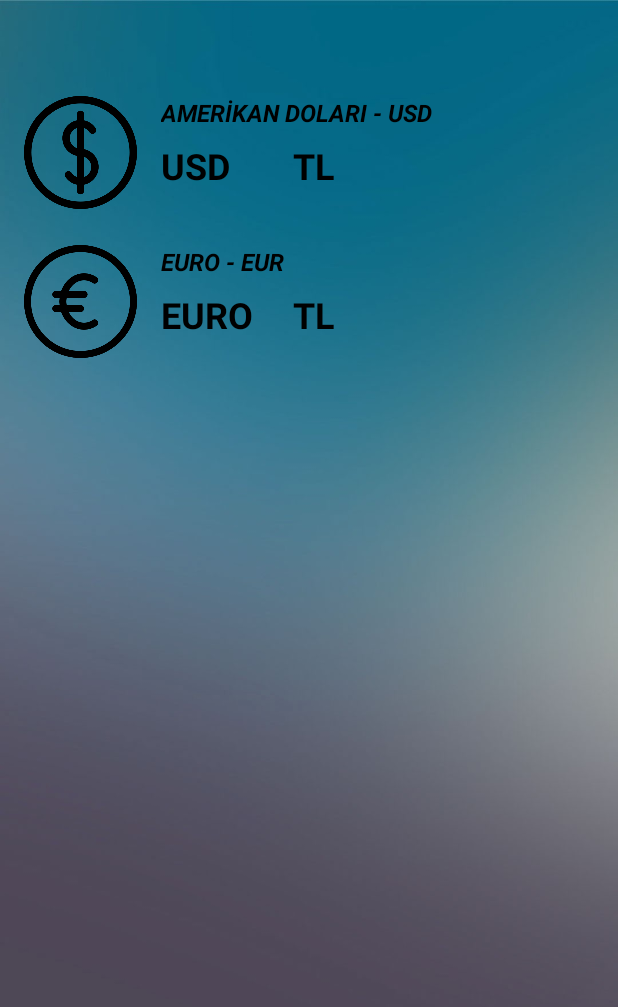
After one commit to osmankiraz/WeatherApp, an Android app: the CurrencyActivity screen opened directly, with no data from a screen before it, on a phone screen of 412 x 824 dp. The commit adds this screen. Shown: the top 1007 px of the screen. Run offline under Robolectric (Android 15) with nearby library versions, the phone set to English and light mode, and no system bars; our stand-ins replace Volley; network calls fail.

Commit message:
doviz+havadurumu tam (sqlitesız)

```diff
--- a/app/build.gradle
+++ b/app/build.gradle
@@ -25,7 +25,7 @@ android {
 
 dependencies {
     implementation fileTree(dir: 'libs', include: ['*.jar'])
-    implementation"org.jetbrains.kotlin:kotlin-stdlib-jdk7:$kotlin_version"
+    implementation "org.jetbrains.kotlin:kotlin-stdlib-jdk7:$kotlin_version"
     implementation 'androidx.appcompat:appcompat:1.1.0'
     implementation 'androidx.core:core-ktx:1.1.0'
 
--- /dev/null
+++ b/app/src/main/java/com/example/havadurumuapp/CurrencyActivity.kt
@@ -0,0 +1,69 @@
+package com.example.havadurumuapp
+
+import androidx.appcompat.app.AppCompatActivity
+import android.os.Bundle
+import android.util.Log
+import com.android.volley.Request
+import com.android.volley.Response
+import com.android.volley.VolleyError
+import com.android.volley.toolbox.JsonObjectRequest
+import kotlinx.android.synthetic.main.activity_currency.*
+import org.json.JSONObject
+
+class CurrencyActivity : AppCompatActivity() {
+
+    override fun onCreate(savedInstanceState: Bundle?) {
+        super.onCreate(savedInstanceState)
+        setContentView(R.layout.activity_currency)
+
+        dolarVeriGetir()
+        euroVeriGetir()
+
+
+
+
+    }
+
+    fun dolarVeriGetir(){
+        val dolarUrl="https://api.exchangeratesapi.io/latest?base=USD"
+        val dovizObje=JsonObjectRequest(Request.Method.GET,dolarUrl,null,object : Response.Listener<JSONObject>{
+            override fun onResponse(response: JSONObject?) {
+
+                var rates=response?.getJSONObject("rates")
+                var dovizTr=rates?.getDouble("TRY")
+                tvDolar.text=dovizTr.toString()
+
+                Log.e("Döviz","1 dolar kaç TL? :"+dovizTr)
+
+
+            }
+        },object:Response.ErrorListener{
+            override fun onErrorResponse(error: VolleyError?) {
+
+
+            }
+        })
+        MySingleton.getInstance(this).addToRequestQueue(dovizObje)
+
+    }
+
+    fun euroVeriGetir(){
+        val euroUrl="https://api.exchangeratesapi.io/latest?base=EUR"
+        val dovizObje2=JsonObjectRequest(Request.Method.GET,euroUrl,null,object : Response.Listener<JSONObject>{
+            override fun onResponse(response: JSONObject?) {
+
+                var rates=response?.getJSONObject("rates")
+                var dovizTr=rates?.getDouble("TRY")
+                Log.e("Döviz","1 euro kaç TL? :"+dovizTr)
+                tvEuro.text=dovizTr.toString()
+
+            }
+        },object:Response.ErrorListener{
+            override fun onErrorResponse(error: VolleyError?) {
+
+
+            }
+        })
+        MySingleton.getInstance(this).addToRequestQueue(dovizObje2)
+    }
+}
--- /dev/null
+++ b/app/src/main/res/layout/activity_currency.xml
@@ -0,0 +1,103 @@
+<?xml version="1.0" encoding="utf-8"?>
+<androidx.constraintlayout.widget.ConstraintLayout xmlns:android="http://schemas.android.com/apk/res/android"
+    xmlns:app="http://schemas.android.com/apk/res-auto"
+    xmlns:tools="http://schemas.android.com/tools"
+    android:layout_width="match_parent"
+    android:layout_height="match_parent"
+    android:background="@drawable/dovizarkaplan"
+    tools:context=".CurrencyActivity">
+
+    <TextView
+        android:id="@+id/textView4"
+        android:layout_width="wrap_content"
+        android:layout_height="wrap_content"
+        android:layout_marginStart="16dp"
+        android:text="EURO - EUR"
+        android:textColor="#000000"
+        android:textSize="16sp"
+        android:textStyle="bold|italic"
+        app:layout_constraintStart_toEndOf="@+id/imgEuro"
+        app:layout_constraintTop_toTopOf="@+id/imgEuro" />
+
+    <ImageView
+        android:id="@+id/imgDolar"
+        android:layout_width="75dp"
+        android:layout_height="75dp"
+        android:layout_marginStart="16dp"
+        android:layout_marginTop="64dp"
+        app:layout_constraintStart_toStartOf="parent"
+        app:layout_constraintTop_toTopOf="parent"
+        app:srcCompat="@drawable/dolar" />
+
+    <ImageView
+        android:id="@+id/imgEuro"
+        android:layout_width="75dp"
+        android:layout_height="75dp"
+        android:layout_marginTop="24dp"
+        app:layout_constraintEnd_toEndOf="@+id/imgDolar"
+        app:layout_constraintStart_toStartOf="@+id/imgDolar"
+        app:layout_constraintTop_toBottomOf="@+id/imgDolar"
+        app:srcCompat="@drawable/euro" />
+
+    <TextView
+        android:id="@+id/textView"
+        android:layout_width="wrap_content"
+        android:layout_height="wrap_content"
+        android:layout_marginStart="16dp"
+        android:text="AMERİKAN DOLARI - USD"
+        android:textColor="#000000"
+        android:textSize="16sp"
+        android:textStyle="bold|italic"
+        app:layout_constraintStart_toEndOf="@+id/imgDolar"
+        app:layout_constraintTop_toTopOf="@+id/imgDolar" />
+
+    <TextView
+        android:id="@+id/tvDolar"
+        android:layout_width="80dp"
+        android:layout_height="32dp"
+        android:layout_marginTop="8dp"
+        android:text="USD"
+        android:textColor="#000000"
+        android:textSize="24sp"
+        android:textStyle="bold"
+        app:layout_constraintStart_toStartOf="@+id/textView"
+        app:layout_constraintTop_toBottomOf="@+id/textView" />
+
+    <TextView
+        android:id="@+id/tvEuro"
+        android:layout_width="80dp"
+        android:layout_height="32dp"
+        android:layout_marginTop="8dp"
+        android:text="EURO"
+        android:textColor="#000000"
+        android:textSize="24sp"
+        android:textStyle="bold"
+        app:layout_constraintStart_toStartOf="@+id/textView4"
+        app:layout_constraintTop_toBottomOf="@+id/textView4" />
+
+    <TextView
+        android:id="@+id/textView3"
+        android:layout_width="wrap_content"
+        android:layout_height="wrap_content"
+        android:layout_marginStart="8dp"
+        android:text="TL"
+        android:textColor="#000000"
+        android:textSize="24sp"
+        android:textStyle="bold"
+        app:layout_constraintBottom_toBottomOf="@+id/tvDolar"
+        app:layout_constraintStart_toEndOf="@+id/tvDolar"
+        app:layout_constraintTop_toTopOf="@+id/tvDolar" />
+
+    <TextView
+        android:id="@+id/textView5"
+        android:layout_width="wrap_content"
+        android:layout_height="wrap_content"
+        android:layout_marginStart="8dp"
+        android:text="TL"
+        android:textColor="#000000"
+        android:textSize="24sp"
+        android:textStyle="bold"
+        app:layout_constraintBottom_toBottomOf="@+id/tvEuro"
+        app:layout_constraintStart_toEndOf="@+id/tvEuro"
+        app:layout_constraintTop_toTopOf="@+id/tvEuro" />
+</androidx.constraintlayout.widget.ConstraintLayout>
```
Also changed, not shown: app/src/main/AndroidManifest.xml (+4 -3 lines), app/src/main/java/com/example/havadurumuapp/HomeActivity.kt (added, +32 -0 lines), app/src/main/res/layout/activity_home.xml (added, +33 -0 lines), app/src/main/res/layout/activity_main.xml (+3 -4 lines), app/src/main/res/drawable-v24/dolar.png (added), app/src/main/res/drawable-v24/dovizarkaplan.png (added), app/src/main/res/drawable-v24/euro.png (added), 104 other files.
